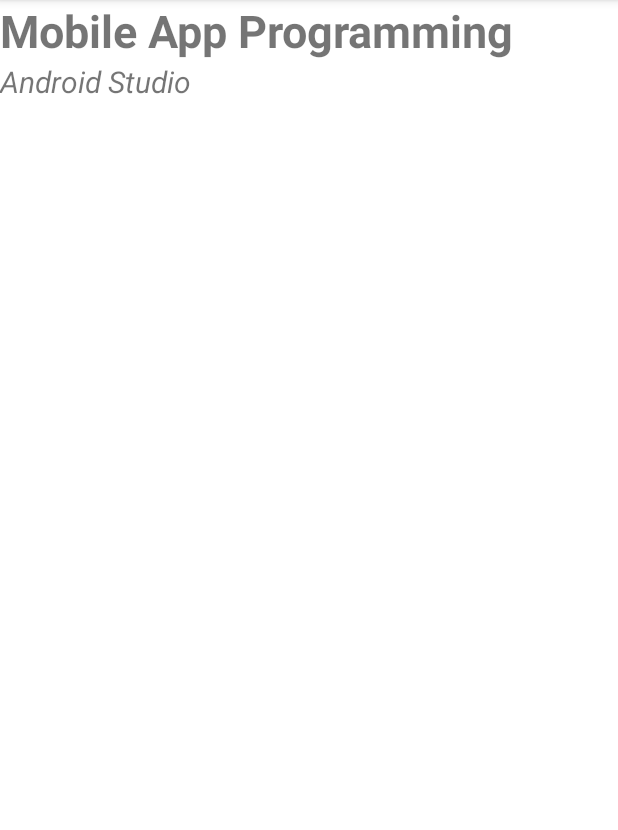
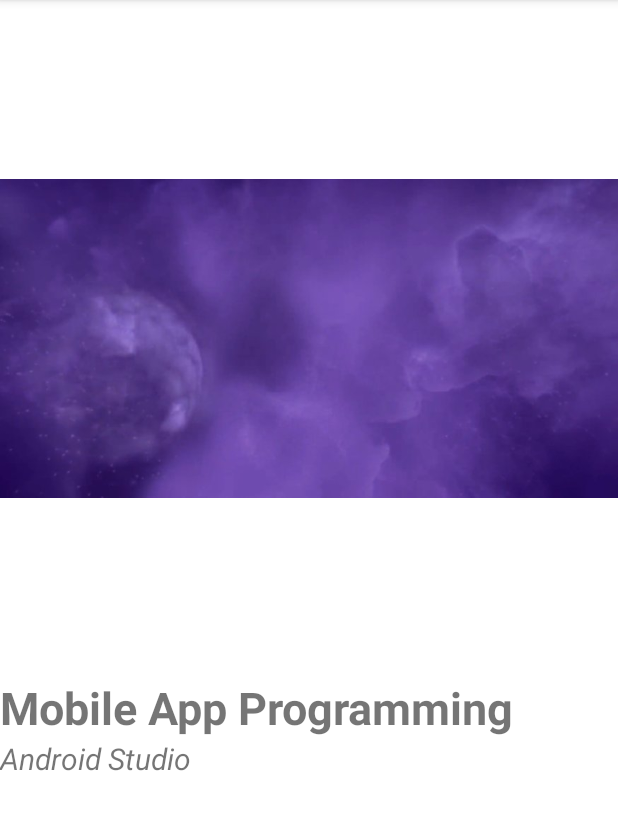
Before and after one commit to wldnjs1277/SchoolClass, an Android app: the screen it shows after launch (MainActivity), on a phone screen of 412 x 824 dp, the part 84-914 px from its top. Run offline under Robolectric (Android 15) with nearby library versions, the phone set to English and light mode, and no system bars.

Commit message:
-수업내용 imageview 이미지 넣기

```diff
--- a/app/src/main/res/layout/activity_main.xml
+++ b/app/src/main/res/layout/activity_main.xml
@@ -1,11 +1,19 @@
 <?xml version="1.0" encoding="utf-8"?>
 <LinearLayout
     xmlns:android="http://schemas.android.com/apk/res/android"
+    xmlns:app="http://schemas.android.com/apk/res-auto"
     xmlns:tools="http://schemas.android.com/tools"
     android:layout_width="match_parent"
     android:layout_height="match_parent"
     tools:context=".MainActivity"
     android:orientation="vertical" >
+
+    <ImageView
+        android:id="@+id/imageView"
+        android:layout_width="match_parent"
+        android:layout_height="wrap_content"
+        android:src="@drawable/image1" />
+
     <TextView
         android:layout_width="wrap_content"
         android:layout_height="wrap_content"
```
Also changed, not shown: app/src/main/res/drawable/image1.jpg (added).
